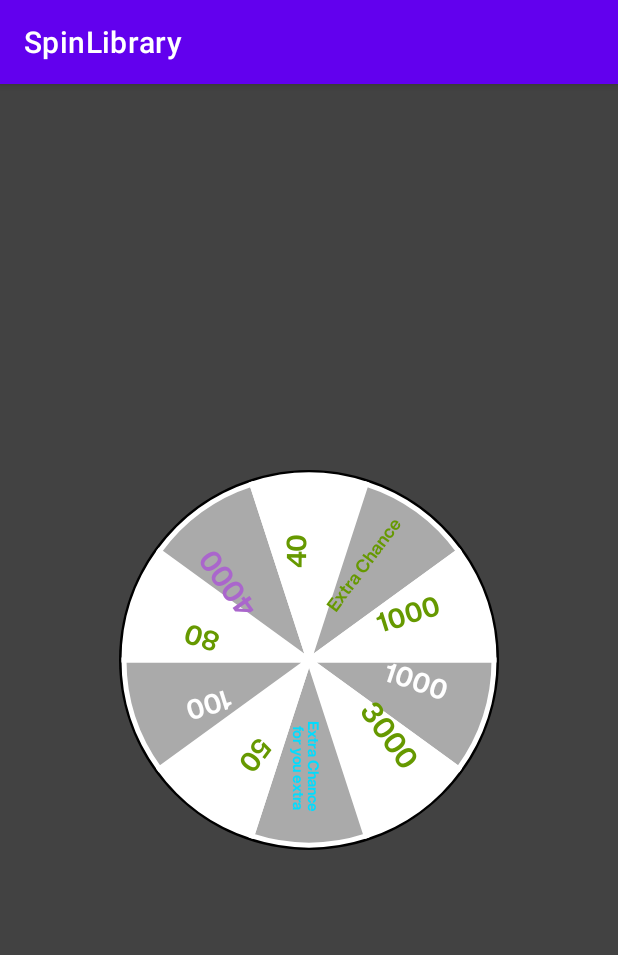
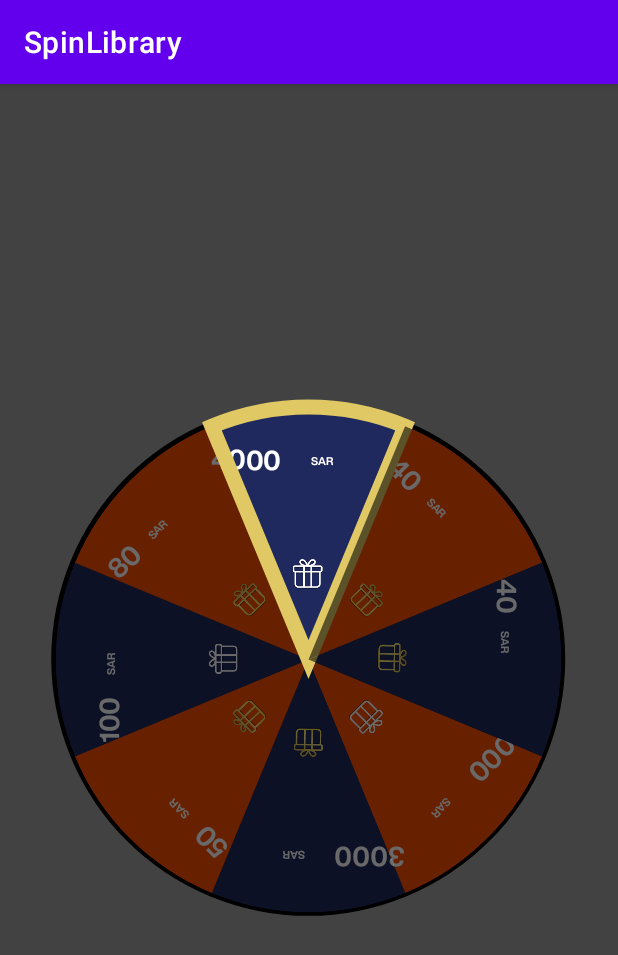
Before and after one commit to Sha489/SpinLibrary, an Android app: the screen it shows after launch (MainActivity), on a phone screen of 412 x 824 dp. Shown: the top 955 px of the screen. Run offline under Robolectric (Android 15) with nearby library versions, the phone set to English and light mode, and no system bars.

Commit message:
Tiqmo app wheel changes

```diff
--- a/app/src/main/java/com/app/spinlibrary/MainActivity.kt
+++ b/app/src/main/java/com/app/spinlibrary/MainActivity.kt
@@ -21,16 +21,16 @@ class MainActivity : AppCompatActivity() {
     fun setData() {
         luckyItems = ArrayList<LuckyItem>()
 
-        luckyItems?.add(LuckyItem("1000", ContextCompat.getColor(applicationContext, android.R.color.darker_gray), ContextCompat.getColor(applicationContext, android.R.color.white),false))
-        luckyItems?.add(LuckyItem("3000", ContextCompat.getColor(applicationContext, android.R.color.white), ContextCompat.getColor(applicationContext, android.R.color.holo_green_dark),true))
-        luckyItems?.add(LuckyItem("Extra Chance for you extra", ContextCompat.getColor(applicationContext, android.R.color.darker_gray), ContextCompat.getColor(applicationContext, android.R.color.holo_blue_bright),false))
-        luckyItems?.add(LuckyItem("50", ContextCompat.getColor(applicationContext, android.R.color.white),ContextCompat.getColor(applicationContext, android.R.color.holo_green_dark),false))
-        luckyItems?.add(LuckyItem("100", ContextCompat.getColor(applicationContext, android.R.color.darker_gray), ContextCompat.getColor(applicationContext, android.R.color.white),false))
-        luckyItems?.add(LuckyItem("80", ContextCompat.getColor(applicationContext, android.R.color.white), ContextCompat.getColor(applicationContext, android.R.color.holo_green_dark),false))
-        luckyItems?.add(LuckyItem("4000", ContextCompat.getColor(applicationContext, android.R.color.darker_gray), ContextCompat.getColor(applicationContext, android.R.color.holo_purple),true))
-        luckyItems?.add(LuckyItem("40", ContextCompat.getColor(applicationContext, android.R.color.white), ContextCompat.getColor(applicationContext, android.R.color.holo_green_dark),false))
-        luckyItems?.add(LuckyItem("Extra Chance", ContextCompat.getColor(applicationContext, android.R.color.darker_gray), ContextCompat.getColor(applicationContext, android.R.color.holo_green_dark),false))
-        luckyItems?.add(LuckyItem("1000", ContextCompat.getColor(applicationContext, android.R.color.white), ContextCompat.getColor(applicationContext, android.R.color.holo_green_dark),false))
+        luckyItems?.add(LuckyItem("1000", ContextCompat.getColor(applicationContext, R.color.orange_color), ContextCompat.getColor(applicationContext, android.R.color.white),false, R.drawable.gift_white))
+        luckyItems?.add(LuckyItem("3000", ContextCompat.getColor(applicationContext, R.color.blue_color), ContextCompat.getColor(applicationContext, android.R.color.white),false, R.drawable.gift_gold))
+        luckyItems?.add(LuckyItem("50", ContextCompat.getColor(applicationContext, R.color.orange_color),ContextCompat.getColor(applicationContext, android.R.color.white),false, R.drawable.gift_gold))
+        luckyItems?.add(LuckyItem("100", ContextCompat.getColor(applicationContext, R.color.blue_color), ContextCompat.getColor(applicationContext, android.R.color.white),false, R.drawable.gift_white))
+        luckyItems?.add(LuckyItem("80", ContextCompat.getColor(applicationContext, R.color.orange_color), ContextCompat.getColor(applicationContext, android.R.color.white),false, R.drawable.gift_gold))
+        luckyItems?.add(LuckyItem("4000", ContextCompat.getColor(applicationContext, R.color.blue_color), ContextCompat.getColor(applicationContext, android.R.color.white),false, R.drawable.gift_white))
+        luckyItems?.add(LuckyItem("40", ContextCompat.getColor(applicationContext, R.color.orange_color), ContextCompat.getColor(applicationContext, android.R.color.white),false, R.drawable.gift_gold))
+        luckyItems?.add(LuckyItem("40", ContextCompat.getColor(applicationContext, R.color.blue_color), ContextCompat.getColor(applicationContext, android.R.color.white),false, R.drawable.gift_gold))
+
+
 //        luckyItems?.add(LuckyItem("4000", ContextCompat.getColor(applicationContext, android.R.color.darker_gray), ContextCompat.getColor(applicationContext, android.R.color.holo_purple),true))
 //        luckyItems?.add(LuckyItem("70", ContextCompat.getColor(applicationContext, android.R.color.white), ContextCompat.getColor(applicationContext, android.R.color.holo_green_dark),false))
 //        luckyItems?.add(LuckyItem("Extra Chance", ContextCompat.getColor(applicationContext, android.R.color.darker_gray), ContextCompat.getColor(applicationContext, android.R.color.holo_green_dark),false))
@@ -38,13 +38,26 @@ class MainActivity : AppCompatActivity() {
 //        luckyItems?.add(LuckyItem(" exciting offers", ContextCompat.getColor(applicationContext, android.R.color.darker_gray)))
 //        luckyItems?.add(LuckyItem("", ContextCompat.getColor(applicationContext, android.R.color.white)))
 
+//        luckyItems?.add(LuckyItem("1000", ContextCompat.getColor(applicationContext, android.R.color.white)))
+//        luckyItems?.add(LuckyItem("3000", ContextCompat.getColor(applicationContext, android.R.color.holo_green_dark)))
+//        luckyItems?.add(LuckyItem("Extra Chance for you extra", ContextCompat.getColor(applicationContext, android.R.color.holo_blue_bright)))
+//        luckyItems?.add(LuckyItem("50", ContextCompat.getColor(applicationContext, android.R.color.holo_green_dark)))
+//        luckyItems?.add(LuckyItem("100", ContextCompat.getColor(applicationContext, android.R.color.white)))
+//        luckyItems?.add(LuckyItem("80", ContextCompat.getColor(applicationContext, android.R.color.holo_green_dark)))
+//        luckyItems?.add(LuckyItem("4000", ContextCompat.getColor(applicationContext, android.R.color.holo_purple)))
+//        luckyItems?.add(LuckyItem("40", ContextCompat.getColor(applicationContext, android.R.color.holo_green_dark)))
+//        luckyItems?.add(LuckyItem("Extra Chance", ContextCompat.getColor(applicationContext, android.R.color.holo_green_dark)))
+//        luckyItems?.add(LuckyItem("1000", ContextCompat.getColor(applicationContext, android.R.color.holo_green_dark)))
+
         luckyWheelView?.setData(luckyItems)
         luckyWheelView?.setTouchEnabled(false)
-        luckyWheelView?.setBorderWidth(5)
-        luckyWheelView?.setBorderColor(ContextCompat.getColor(applicationContext, R.color.white))
+        luckyWheelView?.setBorderWidth(0)
         luckyWheelView?.setLuckyWheelBackgrouldColor(ContextCompat.getColor(applicationContext, R.color.black))
-        //luckyWheelView?.startLuckyWheelWithTargetIndex(2)
+        luckyWheelView?.startLuckyWheelWithTargetIndex(5)
 
+        luckyWheelView?.setLuckyRoundItemSelectedListener {
+
+        }
 
     }
 }
--- a/app/src/main/res/layout/activity_main.xml
+++ b/app/src/main/res/layout/activity_main.xml
@@ -9,10 +9,10 @@
 
     <rubikstudio.library.LuckyWheelView
         android:id="@+id/luckyWheel"
-        android:layout_width="260dp"
+        android:layout_width="350dp"
         android:layout_gravity="center"
         app:lkwSecondaryTextSize="1sp"
         app:lkwEdgeWidth="20"
-        android:layout_height="260dp" />
+        android:layout_height="350dp" />
 
 </FrameLayout>
--- a/app/src/main/res/values/colors.xml
+++ b/app/src/main/res/values/colors.xml
@@ -7,4 +7,7 @@
     <color name="teal_700">#FF018786</color>
     <color name="black">#FF000000</color>
     <color name="white">#FFFFFFFF</color>
+    <color name="overlay_color">#1A000000</color>
+    <color name="orange_color">#FC4F00</color>
+    <color name="blue_color">#20295D</color>
 </resources>
--- a/library/src/main/java/rubikstudio/library/LuckyWheelUtils.java
+++ b/library/src/main/java/rubikstudio/library/LuckyWheelUtils.java
@@ -34,11 +34,8 @@ public class LuckyWheelUtils {
         return bitmap;
     }
 
-
     public static float convertDpToPixel(float dp, Context context) {
         return TypedValue.applyDimension(TypedValue.COMPLEX_UNIT_DIP, dp,
                 context.getResources().getDisplayMetrics());
     }
-
-
 }
--- a/library/src/main/java/rubikstudio/library/LuckyWheelView.java
+++ b/library/src/main/java/rubikstudio/library/LuckyWheelView.java
@@ -23,6 +23,7 @@ import rubikstudio.library.model.LuckyItem;
 
 public class LuckyWheelView extends RelativeLayout implements PielView.PieRotateListener {
     private int mBackgroundColor;
+    private int overlayColor;
     private int mTextColor;
     private int mTopTextSize;
     private int mSecondaryTextSize;
@@ -70,6 +71,7 @@ public class LuckyWheelView extends RelativeLayout implements PielView.PieRotate
         if (attrs != null) {
             TypedArray typedArray = ctx.obtainStyledAttributes(attrs, R.styleable.LuckyWheelView);
             mBackgroundColor = typedArray.getColor(R.styleable.LuckyWheelView_lkwBackgroundColor, 0xffcc0000);
+            overlayColor = typedArray.getColor(R.styleable.LuckyWheelView_lkwOverlayColor, 0xffcc0000);
             mTopTextSize = typedArray.getDimensionPixelSize(R.styleable.LuckyWheelView_lkwTopTextSize, (int) LuckyWheelUtils.convertDpToPixel(10f, getContext()));
             mSecondaryTextSize = typedArray.getDimensionPixelSize(R.styleable.LuckyWheelView_lkwSecondaryTextSize, (int) LuckyWheelUtils.convertDpToPixel(20f, getContext()));
 //            mTextColor = typedArray.getColor(R.styleable.LuckyWheelView_lkwTopTextColor, 0);
@@ -89,6 +91,7 @@ public class LuckyWheelView extends RelativeLayout implements PielView.PieRotate
 
         pielView.setPieRotateListener(this);
         pielView.setPieBackgroundColor(mBackgroundColor);
+        pielView.setOverlayColor(overlayColor);
         pielView.setTopTextPadding(mTopTextPadding);
         pielView.setTopTextSize(mTopTextSize);
         pielView.setSecondaryTextSizeSize(mSecondaryTextSize);
@@ -110,7 +113,6 @@ public class LuckyWheelView extends RelativeLayout implements PielView.PieRotate
     public void setTouchEnabled(boolean touchEnabled) {
         pielView.setTouchEnabled(touchEnabled);
     }
-
 
     @Override
     public boolean dispatchTouchEvent(MotionEvent ev) {
@@ -136,6 +138,10 @@ public class LuckyWheelView extends RelativeLayout implements PielView.PieRotate
 
     public void setLuckyWheelBackgrouldColor(int color) {
         pielView.setPieBackgroundColor(color);
+    }
+
+    public void setLuckyWheelOverlayColor(int color) {
+        pielView.setOverlayColor(color);
     }
 
     public void setLuckyWheelCursorImage(int drawable) {
--- a/library/src/main/java/rubikstudio/library/PielView.java
+++ b/library/src/main/java/rubikstudio/library/PielView.java
@@ -2,6 +2,7 @@ package rubikstudio.library;
 
 import android.animation.Animator;
 import android.animation.TimeInterpolator;
+import android.annotation.SuppressLint;
 import android.annotation.TargetApi;
 import android.content.Context;
 import android.content.res.Resources;
@@ -11,11 +12,13 @@ import android.graphics.Canvas;
 import android.graphics.Color;
 import android.graphics.Paint;
 import android.graphics.Path;
+import android.graphics.PorterDuff;
 import android.graphics.Rect;
 import android.graphics.RectF;
 import android.graphics.Typeface;
 import android.graphics.drawable.Drawable;
 import android.os.Build;
+import android.os.Handler;
 import android.text.TextPaint;
 import android.text.TextUtils;
 import android.util.AttributeSet;
@@ -33,6 +36,7 @@ import java.util.List;
 import java.util.Random;
 
 import androidx.annotation.IntDef;
+import androidx.core.content.ContextCompat;
 import androidx.core.graphics.ColorUtils;
 
 import rubikstudio.library.model.LuckyItem;
@@ -48,6 +52,7 @@ public class PielView extends View {
     private Paint mArcPaint;
     private Paint mBackgroundPaint;
     private TextPaint mTextPaint;
+    private TextPaint mCurrencyPaint;
 
     private float mStartAngle = 0;
     private int mCenter;
@@ -61,16 +66,20 @@ public class PielView extends View {
 
     private int borderColor = 0;
     private int defaultBackgroundColor = 0;
+    private int mOverlayColor = 0;
+    private boolean showOverlay = false;
     private Drawable drawableCenterImage;
     private int textColor = 0;
 
     private int predeterminedNumber = -1;
+    private int targetIndex;
 
     float viewRotation;
     double fingerRotation;
     long downPressTime, upPressTime;
     double newRotationStore[] = new double[3];
 
+    private Canvas canvas;
 
     private List<LuckyItem> mLuckyItemList;
 
@@ -100,11 +109,14 @@ public class PielView extends View {
         mArcPaint.setDither(true);
 
         mTextPaint = new TextPaint();
+        mCurrencyPaint = new TextPaint();
         mTextPaint.setAntiAlias(true);
-
+        mCurrencyPaint.setAntiAlias(true);
 
 //        if (textColor != 0) mTextPaint.setColor(textColor);
         mTextPaint.setTextSize(TypedValue.applyDimension(TypedValue.COMPLEX_UNIT_SP, 14,
+                getResources().getDisplayMetrics()));
+        mCurrencyPaint.setTextSize(TypedValue.applyDimension(TypedValue.COMPLEX_UNIT_SP, 5,
                 getResources().getDisplayMetrics()));
 
         mRange = new RectF(mPadding, mPadding, mPadding + mRadius, mPadding + mRadius);
@@ -121,6 +133,11 @@ public class PielView extends View {
 
     public void setPieBackgroundColor(int color) {
         defaultBackgroundColor = color;
+        invalidate();
+    }
+
+    public void setOverlayColor(int color) {
+        mOverlayColor = color;
         invalidate();
     }
 
@@ -170,8 +187,9 @@ public class PielView extends View {
     /**
      * @param canvas
      */
+    @SuppressLint("DrawAllocation")
     @Override
-    protected void onDraw(Canvas canvas) {
+    protected void onDraw(final Canvas canvas) {
         super.onDraw(canvas);
 
         if (mLuckyItemList == null) {
@@ -216,6 +234,10 @@ public class PielView extends View {
 //                mTextPaint.setColor(mLuckyItemList.get(i).textColor);
         }
 
+        if(showOverlay) {
+            drawOverlayColor(canvas, mOverlayColor);
+        }
+
 //        drawCenterImage(canvas, drawableCenterImage);
     }
 
@@ -225,6 +247,33 @@ public class PielView extends View {
         mBackgroundPaint = new Paint();
         mBackgroundPaint.setColor(color);
         canvas.drawCircle(mCenter, mCenter, mCenter - 5, mBackgroundPaint);
+    }
+
+    private void drawOverlayColor(Canvas canvas, int color) {
+
+        float tmpAngle = mStartAngle;
+        float sweepAngle = 360f / mLuckyItemList.size();
+
+        for (int i = 0; i < mLuckyItemList.size(); i++) {
+
+            if (targetIndex != i) {
+
+                if (mLuckyItemList.get(i).color != 0) {
+                    Paint overlayPaint = new Paint();
+                    overlayPaint.setColor(ContextCompat.getColor(getContext(), android.R.color.black));
+                    overlayPaint.setAlpha(150);
+                    canvas.drawArc(mRange, tmpAngle, sweepAngle, true, overlayPaint);
+
+                    tmpAngle += sweepAngle;
+                }
+            } else {
+                mArcPaint.setStyle(Paint.Style.STROKE);
+                mArcPaint.setColor(Color.parseColor("#e0c964"));
+                mArcPaint.setStrokeWidth(15);
+                canvas.drawArc(mRange, tmpAngle, sweepAngle, true, mArcPaint);
+                tmpAngle += sweepAngle;
+            }
+        }
     }
 
     /**
@@ -253,14 +302,22 @@ public class PielView extends View {
     private void drawImage(Canvas canvas, float tmpAngle, Bitmap bitmap) {
         int imgWidth = mRadius / mLuckyItemList.size();
 
-        float angle = (float) ((tmpAngle + 360f / mLuckyItemList.size() / 2) * Math.PI / 180);
+        float angle = (tmpAngle + 360f / mLuckyItemList.size() / 2);
+        float radian = (float) (angle * Math.PI / 180);
 
-        int x = (int) (mCenter + mRadius / 2 / 2 * Math.cos(angle));
-        int y = (int) (mCenter + mRadius / 2 / 2 * Math.sin(angle));
+        int x = (int) (mCenter + mRadius / 2 / 3 * Math.cos(radian));
+        int y = (int) (mCenter + mRadius / 2 / 3 * Math.sin(radian));
 
-        Rect rect = new Rect(x - imgWidth / 2, y - imgWidth / 2,
-                x + imgWidth / 2, y + imgWidth / 2);
+        Rect rect = new Rect(x - imgWidth / 4, y - imgWidth / 4,
+                x + imgWidth / 4, y + imgWidth / 4);
+
+        canvas.save();
+
+        canvas.rotate(angle + 90, rect.centerX(), rect.centerY());
+
         canvas.drawBitmap(bitmap, null, rect, null);
+
+        canvas.restore();
     }
 
     private void drawCenterImage(Canvas canvas, Drawable drawable) {
@@ -293,7 +350,7 @@ public class PielView extends View {
 //        Typeface typeface = Typeface.create(Typeface.SANS_SERIF, Typeface.NORMAL);
         Typeface typeface = Typeface.createFromAsset(getContext().getAssets(), "fonts/HelveticaNowDisplay-Bold.otf");
         mTextPaint.setTypeface(typeface);
-        mTextPaint.setTextAlign(Paint.Align.LEFT);
+        mTextPaint.setTextAlign(Paint.Align.CENTER);
         mTextPaint.setTextSize(mTopTextSize);
         float textWidth = mTextPaint.measureText(mStr);
         int hOffset = (int) (mRadius * Math.PI / mLuckyItemList.size() / 2 - textWidth / 2);
@@ -301,7 +358,6 @@ public class PielView extends View {
         int vOffset = mTopTextPadding;
         canvas.drawTextOnPath(mStr, path, hOffset, vOffset, mTextPaint);
     }
-
 
     /**
      * @param canvas
@@ -315,6 +371,7 @@ public class PielView extends View {
 
 //        if (textColor == 0)
             mTextPaint.setColor(textColor);
+            mCurrencyPaint.setColor(textColor);
 
 //
 //        if (backgroundColor == -1) {
@@ -369,17 +426,17 @@ public class PielView extends View {
         float initFloat = (tmpAngle + 360f / arraySize / 2);
         float angle = (float) (initFloat * Math.PI / 180);
 
-        int x = (int) (mCenter + mRadius / 2 / 1.7 * Math.cos(angle));
-        int y = (int) (mCenter + mRadius / 2 / 1.7 * Math.sin(angle));
+        int x = (int) (mCenter + mRadius / 2 / 2  * Math.cos(angle));
+        int y = (int) (mCenter + mRadius / 2 / 2 * Math.sin(angle));
 
-        RectF rect = new RectF(x + textWidth, y,
-                x - textWidth, y);
+//        RectF rect = new RectF(x + textWidth, y,
+//                x - textWidth, y);
+//
+//        Path path = new Path();
+//        path.addRect(rect, Path.Direction.CW);
+//        path.close();
 
-        Path path = new Path();
-        path.addRect(rect, Path.Direction.CW);
-        path.close();
-
-        canvas.rotate(initFloat + (arraySize / 18f), x, y);
+        canvas.rotate(initFloat + (arraySize / 18f) + 90, x, y);
 
         if(mStr.length() > 13) {
             mTextPaint.setTextSize(Math.round(
@@ -390,18 +447,36 @@ public class PielView extends View {
             y += mTextPaint.descent() - mTextPaint.ascent();
 
             String remainder = mStr.substring(13, mStr.length());
+
             canvas.drawText(remainder, x, y, mTextPaint);
         } else {
             if(isTopReward) {
-                y += mTextPaint.descent() - mTextPaint.ascent() - 40;
+                y += mTextPaint.descent() - mTextPaint.ascent() - 100;
             } else {
-                if(mStr.length() < 6) {
-                    y += mTextPaint.descent() - mTextPaint.ascent() - 30;
-                } else {
-                    y += mTextPaint.descent() - mTextPaint.ascent() - 22;
-                }
+                y += mTextPaint.descent() - mTextPaint.ascent() - 50;
+                x += mTextPaint.descent() - mTextPaint.ascent() - 50;
+
+                y += mCurrencyPaint.descent() - mCurrencyPaint.ascent() - 50;
+                x += mCurrencyPaint.descent() - mCurrencyPaint.ascent() - 50;
             }
-            canvas.drawText(mStr, x, y, mTextPaint);
+
+            Typeface typeface1 = Typeface.createFromAsset(getContext().getAssets(), "fonts/HelveticaNowDisplay-Bold.otf");
+            mCurrencyPaint.setTypeface(typeface1);
+            mCurrencyPaint.setTextSize(Math.round(
+                    TypedValue.applyDimension(TypedValue.COMPLEX_UNIT_DIP, 7f,r.getDisplayMetrics())));
+            String currency = "SAR";
+            canvas.drawText(mStr, x , y , mTextPaint);
+            if(mStr.length() == 2) {
+                canvas.drawText(currency, x + 35, y - 5, mCurrencyPaint);
+            } else if(mStr.length() == 3) {
+                canvas.drawText(currency, x + 45, y - 5, mCurrencyPaint);
+            } else if(mStr.length() == 4) {
+                canvas.drawText(currency, x + 65, y - 5, mCurrencyPaint);
+            } else if(mStr.length() == 5) {
+                canvas.drawText(currency, x + 75, y - 5, mCurrencyPaint);
+            } else {
+                canvas.drawText(currency, x + 40, y - 5, mCurrencyPaint);
+            }
         }
 
 //        for (String line: mStr.split(" ", 2)) {
@@ -433,6 +508,7 @@ public class PielView extends View {
     }
 
     public void rotateTo(final int index) {
+        targetIndex = index;
         Random rand = new Random();
         rotateTo(index, 0, true);
     }
@@ -506,6 +582,8 @@ public class PielView extends View {
                         setRotation(getRotation() % 360f);
                         if (mPieRotateListener != null) {
                             mPieRotateListener.rotateDone(index);
+                            showOverlay = true;
+                            invalidate();
                         }
                     }
 
@@ -666,4 +744,5 @@ public class PielView extends View {
         int CLOCKWISE = 0;
         int COUNTERCLOCKWISE = 1;
     }
+
 }
--- a/library/src/main/java/rubikstudio/library/model/LuckyItem.java
+++ b/library/src/main/java/rubikstudio/library/model/LuckyItem.java
@@ -13,10 +13,16 @@ public class LuckyItem {
     public int textColor;
     public boolean topReward;
 
-    public LuckyItem(String secondaryText, int color, int textColor,boolean topReward) {
+    public LuckyItem(String secondaryText, int color, int textColor, boolean topReward, int icon) {
         this.color = color;
         this.secondaryText = secondaryText;
         this.textColor = textColor;
         this.topReward = topReward;
+        this.icon = icon;
+    }
+
+    public LuckyItem(String secondaryText, int textColor) {
+        this.secondaryText = secondaryText;
+        this.textColor = textColor;
     }
 }
--- a/library/src/main/res/values/attrs.xml
+++ b/library/src/main/res/values/attrs.xml
@@ -6,6 +6,7 @@
 
     <declare-styleable name="LuckyWheelView">
         <attr name="lkwBackgroundColor" format="color" />
+        <attr name="lkwOverlayColor" format="color" />
         <attr name="lkwCursor" format="reference" />
         <attr name="lkwCenterImage" format="reference" />
         <attr name="lkwEdgeColor" format="color" />
```
Also changed, not shown: app/src/main/res/drawable/gift_gold.png (added), app/src/main/res/drawable/gift_white.png (added).
